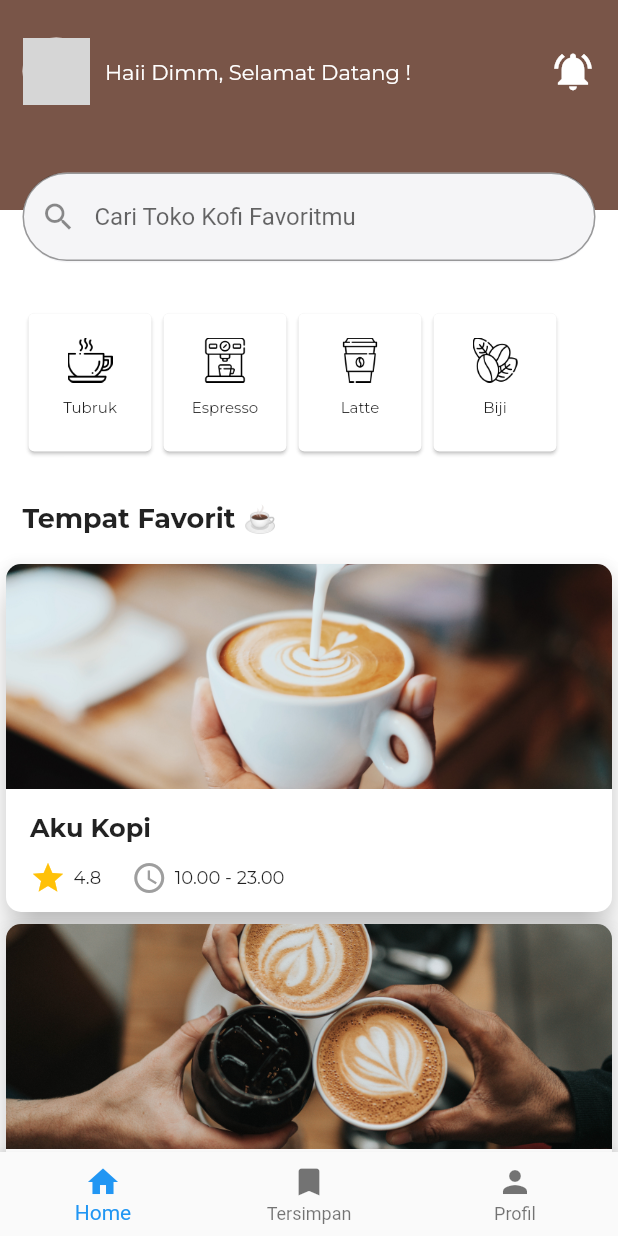
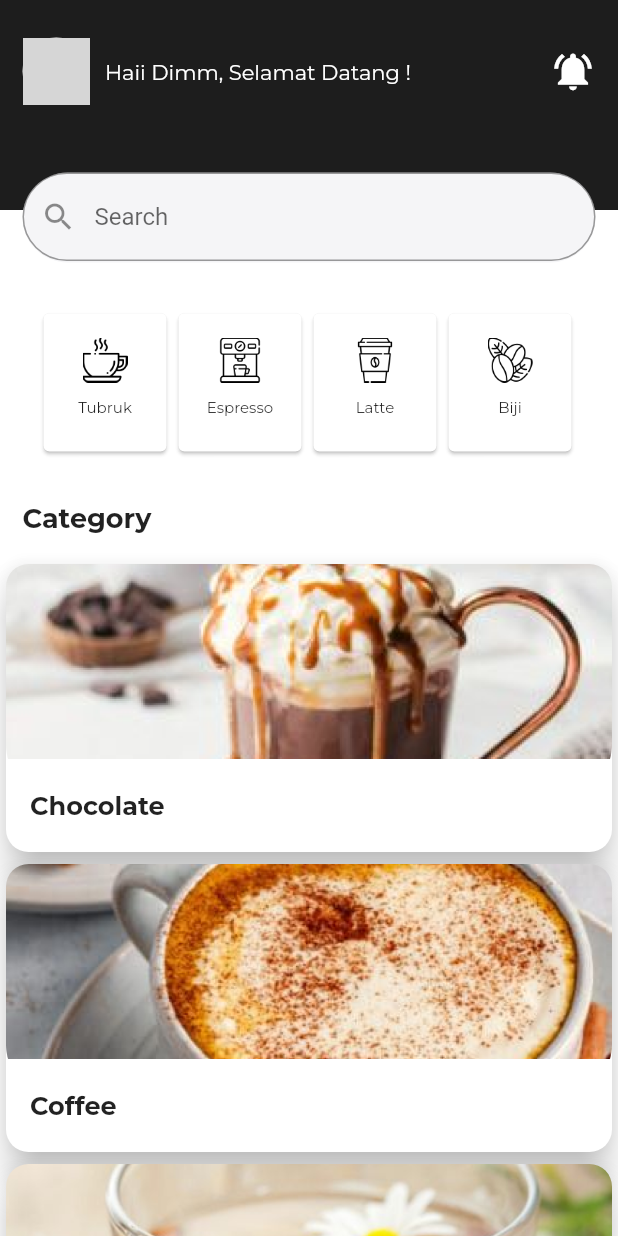
Before and after one commit to avidvesha/journal-db, a Flutter app: the HomePage screen opened directly, on a phone screen of 412 x 824 dp. Run offline on Flutter 3.47's test engine with Material 2 defaults, Android fonts, the phone set to English and light mode, and no system bars; our stand-ins replace google_fonts; network calls fail; grey boxes are pictures that could not be loaded.

Commit message:
third commit

```diff
--- a/lib/home_page.dart
+++ b/lib/home_page.dart
@@ -1,9 +1,14 @@
+import 'package:coffee_shop_youtube/choco.dart';
+import 'package:coffee_shop_youtube/tea.dart';
 import 'package:coffee_shop_youtube/widget/category.dart';
 import 'package:coffee_shop_youtube/widget/coffee_shop.dart';
 import 'package:flutter/material.dart';
 import 'package:flutter/src/foundation/key.dart';
 import 'package:flutter/src/widgets/framework.dart';
 import 'package:google_fonts/google_fonts.dart';
+
+import 'beverage.dart';
+import 'coffee.dart';
 
 class HomePage extends StatefulWidget {
   const HomePage({Key? key}) : super(key: key);
@@ -17,11 +22,6 @@ class _HomePageState extends State<HomePage> {
   Widget build(BuildContext context) {
     return Scaffold(
       backgroundColor: Colors.white,
-      bottomNavigationBar: BottomNavigationBar(items: [
-        BottomNavigationBarItem(icon: Icon(Icons.home), label: "Home"),
-        BottomNavigationBarItem(icon: Icon(Icons.bookmark), label: "Tersimpan"),
-        BottomNavigationBarItem(icon: Icon(Icons.person), label: "Profil")
-      ]),
       body: SingleChildScrollView(
         child: SafeArea(
             child: Column(
@@ -30,7 +30,7 @@ class _HomePageState extends State<HomePage> {
             Stack(
               children: [
                 Container(
-                    height: 140, width: double.infinity, color: Colors.brown),
+                    height: 140, width: double.infinity, color: Color.fromRGBO(29, 29, 29, 1),),
                 Column(
                   crossAxisAlignment: CrossAxisAlignment.start,
                   children: [
@@ -92,7 +92,7 @@ class _HomePageState extends State<HomePage> {
                           cursorHeight: 20,
                           autofocus: false,
                           decoration: InputDecoration(
-                              hintText: "Cari Toko Kofi Favoritmu",
+                              hintText: "Search",
                               prefixIcon: Icon(Icons.search),
                               border: OutlineInputBorder(
                                   borderSide:
@@ -105,8 +105,10 @@ class _HomePageState extends State<HomePage> {
                 )
               ],
             ),
-            Padding(
+            Center(
+              child: Container(
                 padding: const EdgeInsets.all(15),
+                margin: EdgeInsets.symmetric(horizontal: 10),
                 child: Row(
                   children: [
                     Category(imagePath: "assets/tubruk.png", title: "Tubruk"),
@@ -116,31 +118,62 @@ class _HomePageState extends State<HomePage> {
                   ],
                 ),
               ),
+            ),
             Padding(
               padding: const EdgeInsets.all(15),
               child: Text(
-                "Tempat Favorit ☕️",
+                "Category",
                 style: GoogleFonts.montserrat(
                     fontSize: 18, fontWeight: FontWeight.bold),
               ),
             ),
-            CoffeShop(
-              imagePath: "assets/coffee_1.jpg",
-              nameShop: "Aku Kopi",
-              rating: "4.8",
-              jamBuka: "10.00 - 23.00",
+            GestureDetector(
+              onTap: () {
+                Navigator.push(
+                  context,
+                  MaterialPageRoute(builder: (context) => const ChocoPage()),
+                );
+              },
+              child: CoffeShop(
+                imagePath: "assets/choco.png",
+                nameShop: "Chocolate",
               ),
-            CoffeShop(
-              imagePath: "assets/coffee_2.jpg",
-              nameShop: "Toko Kenanganku",
-              rating: "4.9",
-              jamBuka: "13.00 - 23.00",
             ),
-            CoffeShop(
-              imagePath: "assets/coffee_3.jpg",
-              nameShop: "Ketiga Kopi",
-              rating: "4.7",
-              jamBuka: "13.00 - 20.00",
+            GestureDetector(
+              onTap: () {
+                Navigator.push(
+                  context,
+                  MaterialPageRoute(builder: (context) => const CoffeePage()),
+                );
+              },
+              child: CoffeShop(
+                imagePath: "assets/coffee4.png",
+                nameShop: "Coffee",
+              ),
+            ),
+            GestureDetector(
+              onTap: () {
+                Navigator.push(
+                  context,
+                  MaterialPageRoute(builder: (context) => const TeaPage()),
+                );
+              },
+              child: CoffeShop(
+                imagePath: "assets/tea.png",
+                nameShop: "Tea",
+              ),
+            ),
+            GestureDetector(
+              onTap: () {
+                Navigator.push(
+                  context,
+                  MaterialPageRoute(builder: (context) => const BeveragePage()),
+                );
+              },
+              child: CoffeShop(
+                imagePath: "assets/beverage.png",
+                nameShop: "Beverage",
+              ),
             ),
           ],
         )),
--- a/lib/login_form.dart
+++ b/lib/login_form.dart
@@ -29,7 +29,7 @@ class _LoginFormState extends State<LoginForm> {
                             MaterialPageRoute(builder: (context) => const FirstPage()),
                           );
                         },
-                          icon:  Image.asset('assets/icons/back_icon.png',
+                          icon:  Image.asset('assets/back_icon.png',
                             width: 100,),
                         ),
                         Padding(padding: EdgeInsets.all(5),
--- a/lib/register_form.dart
+++ b/lib/register_form.dart
@@ -28,7 +28,7 @@ class _RegisterFormState extends State<RegisterForm> {
                           MaterialPageRoute(builder: (context) => const FirstPage()),
                         );
                       },
-                        icon:  Image.asset('assets/icons/back_icon.png',
+                        icon:  Image.asset('assets/back_icon.png',
                           width: 100,),
                       ),
                       Padding(padding: EdgeInsets.all(5),
--- a/lib/widget/coffee_shop.dart
+++ b/lib/widget/coffee_shop.dart
@@ -4,33 +4,32 @@ import 'package:google_fonts/google_fonts.dart';
 class CoffeShop extends StatelessWidget {
   final String imagePath;
   final String nameShop;
-  final String rating;
-  final String jamBuka;
   const CoffeShop(
       {Key? key,
       required this.imagePath,
       required this.nameShop,
-      required this.rating,
-      required this.jamBuka})
+      // required this.rating,
+      // required this.jamBuka
+      })
       : super(key: key);
 
   @override
   Widget build(BuildContext context) {
     return SizedBox(
         width: double.infinity,
-        height: 240,
+        height: 200,
         child: Stack(
           children: [
             Card(
               clipBehavior: Clip.antiAliasWithSaveLayer,
               shape: RoundedRectangleBorder(
-                  borderRadius: BorderRadius.circular(10)),
+                  borderRadius: BorderRadius.circular(15)),
               elevation: 10,
               child: Column(
                 children: [
                   SizedBox(
                       width: double.infinity,
-                      height: 150,
+                      height: 130,
                       child: Image.asset(imagePath, fit: BoxFit.cover))
                 ],
               ),
@@ -39,7 +38,7 @@ class CoffeShop extends StatelessWidget {
                 bottom: 0,
                 left: 10,
                 child: SizedBox(
-                  height: 70,
+                  height: 45,
                   child: Padding(
                     padding: const EdgeInsets.only(left: 10, right: 10),
                     child: Column(
@@ -51,25 +50,7 @@ class CoffeShop extends StatelessWidget {
                         SizedBox(
                           height: 10,
                         ),
-                        Row(
-                          children: [
-                            Icon(Icons.star, color: Colors.amber),
-                            SizedBox(
-                              width: 5,
-                            ),
-                            Text(rating,
-                                style: GoogleFonts.montserrat(fontSize: 12)),
-                            SizedBox(
-                              width: 20,
-                            ),
-                            Icon(Icons.access_time, color: Colors.grey),
-                            SizedBox(
-                              width: 5,
-                            ),
-                            Text(jamBuka,
-                                style: GoogleFonts.montserrat(fontSize: 12))
-                          ],
-                        )
+
                       ],
                     ),
                   ),
```
Also changed, not shown: lib/beverage.dart (added, +96 -0 lines), lib/choco.dart (added, +96 -0 lines), lib/coffee.dart (added, +96 -0 lines), lib/tea.dart (added, +96 -0 lines), assets/back_icon.png (added), assets/beverage.png (added), assets/choco.png (added), assets/coffee4.png (added), assets/tea.png (added). Lines whose indentation alone changed are shown as unchanged.
